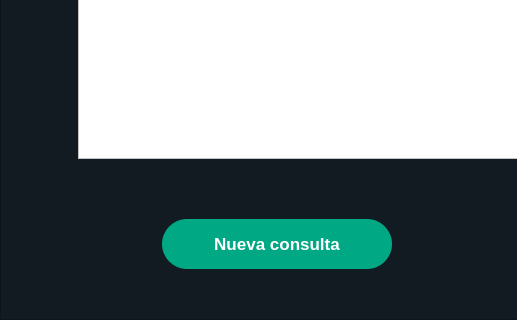
First picture: the form in UI/main.ui, repository Jossefrp/AutoMessageBot, before the edit; both pictures show x 0 to 517 and y 220 to 540 of the 960 by 540 pixel window.
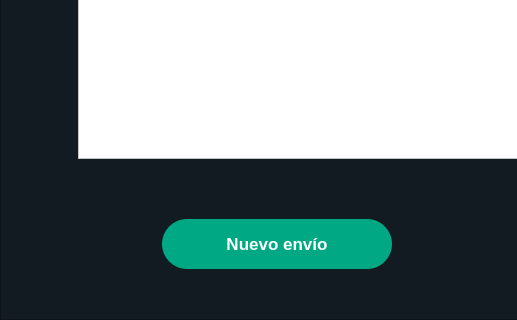
Second picture: the form after the edit. Icons and pictures are not drawn.

```diff
--- a/UI/main.ui
+++ b/UI/main.ui
@@ -1004,7 +1004,7 @@
 }</string>
        </property>
        <property name="text">
-        <string>Nueva consulta</string>
+        <string>Nuevo envío</string>
        </property>
       </widget>
      </widget>
```
